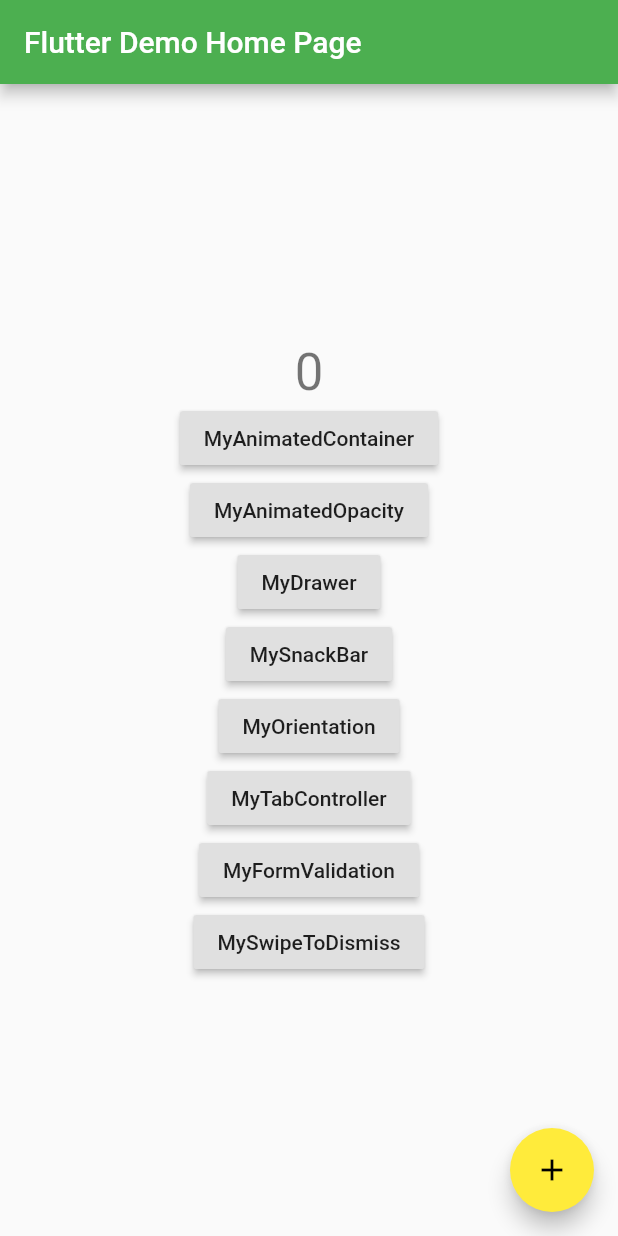
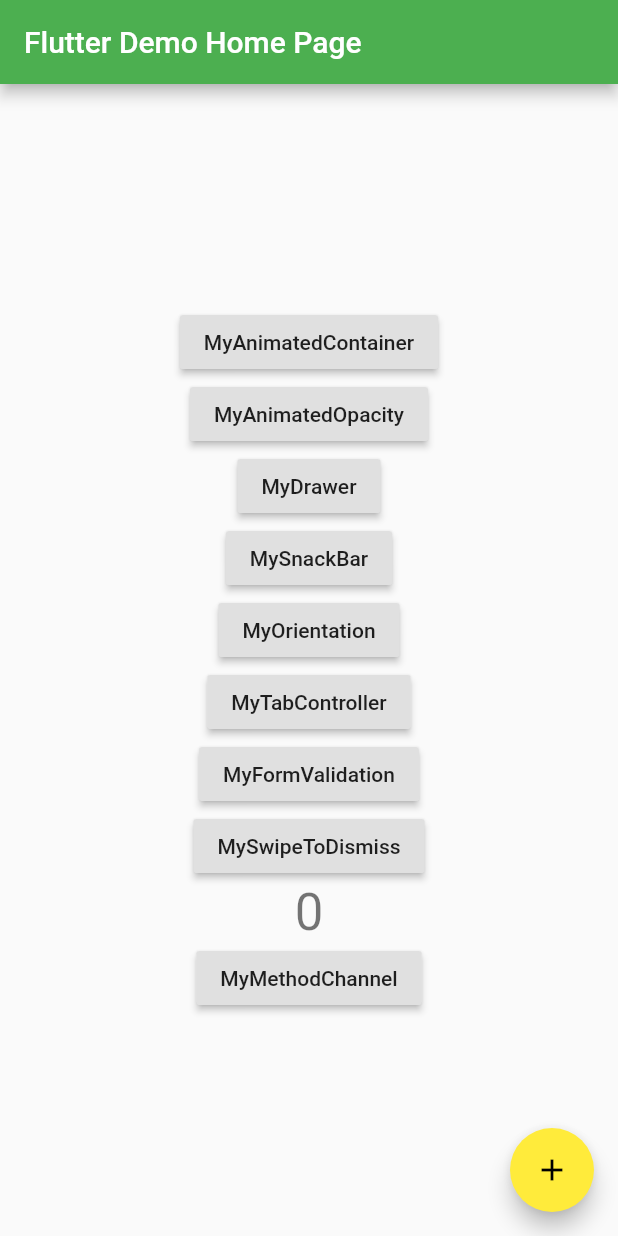
Before and after one commit to jiyeonjoy/flutter_middle_class, a Flutter app: the screen it shows after launch, on a phone screen of 412 x 824 dp. Run offline on Flutter 3.47's test engine with Material 2 defaults, Android fonts, the phone set to English and light mode, and no system bars.

```diff
--- a/lib/main.dart
+++ b/lib/main.dart
@@ -1,4 +1,5 @@
 import 'package:flutter/material.dart';
+import 'package:flutter_animatedcontainer/src/my_method_channel.dart';
 import 'package:flutter_animatedcontainer/src/my_animated_container.dart';
 import 'package:flutter_animatedcontainer/src/my_animated_opacity.dart';
 import 'package:flutter_animatedcontainer/src/my_drawer.dart';
@@ -51,10 +52,6 @@ class _MyHomePageState extends State<MyHomePage> {
         child: Column(
           mainAxisAlignment: MainAxisAlignment.center,
           children: <Widget>[
-            Text(
-              '$_counter',
-              style: Theme.of(context).textTheme.display1,
-            ),
             // 머티리얼 버튼임!!!!
             RaisedButton(
                 child: Text('MyAnimatedContainer'),
@@ -88,6 +85,14 @@ class _MyHomePageState extends State<MyHomePage> {
             RaisedButton(
                 child: Text('MySwipeToDismiss'),
                 onPressed: _goMySwipeToDismiss
+            ),
+            Text(
+              '$_counter',
+              style: Theme.of(context).textTheme.display1,
+            ),
+            RaisedButton(
+                child: Text('MyMethodChannel'),
+                onPressed: _goMyMethodChannel
             ),
           ],
         ),
@@ -145,4 +150,9 @@ class _MyHomePageState extends State<MyHomePage> {
     Navigator.push(context,
         MaterialPageRoute(builder: (counter) => MySwipeToDismiss()));
   }
+
+  void _goMyMethodChannel() {
+    Navigator.push(context,
+        MaterialPageRoute(builder: (counter) => MyMethodChannel()));
+  }
 }
```
Also changed, not shown: lib/src/my_method_channel.dart (added, +52 -0 lines).
